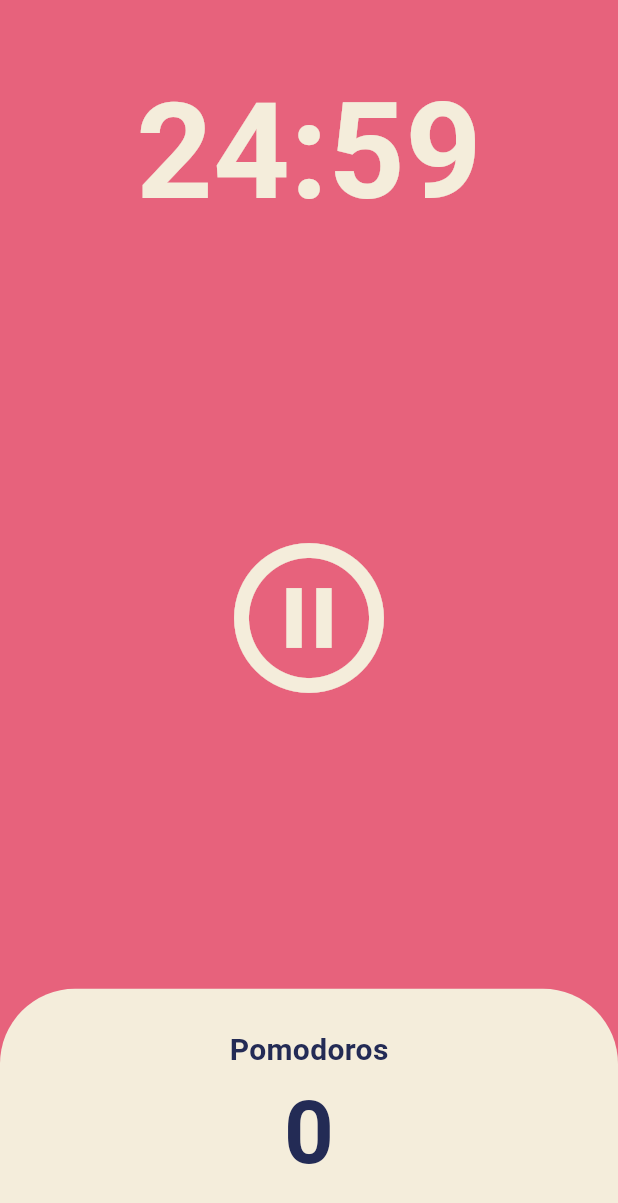
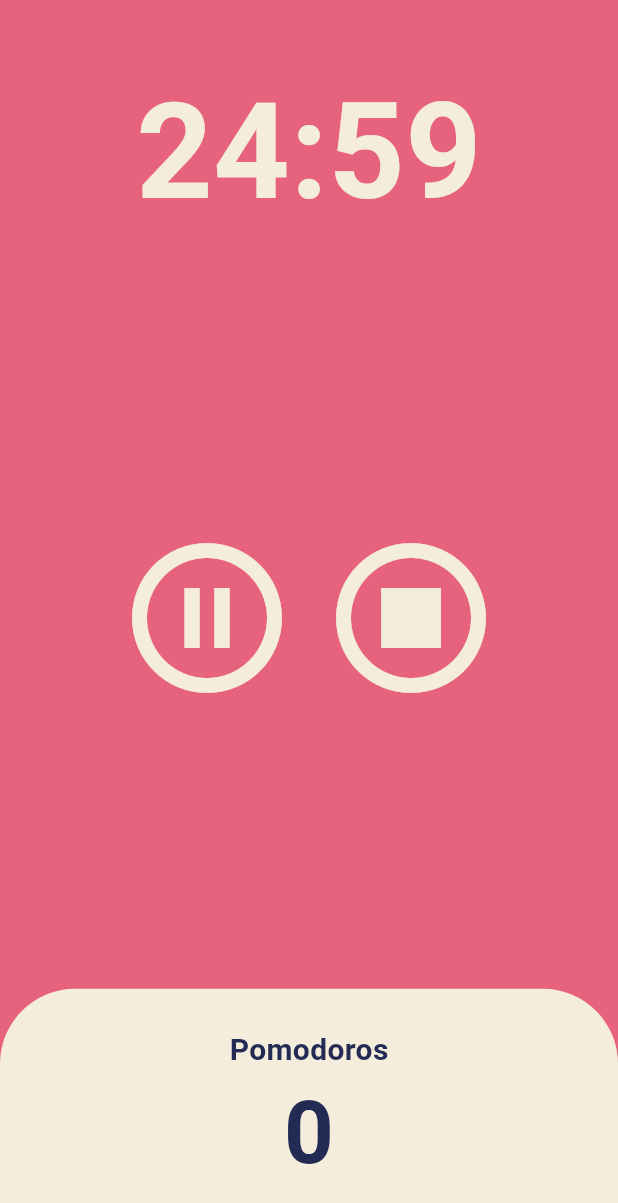
Before and after one commit to myFlutterClone/toonflix_pomo, a Flutter app: the screen it shows after launch, after a tap on the "play circle outline" icon, on a phone screen of 412 x 824 dp. Shown: the top 1203 px of the screen. Run offline on Flutter 3.47's test engine with Material 3 defaults, Android fonts, the phone set to English and light mode, and no system bars.

Commit message:
5.4 Code Challenge End

```diff
--- a/lib/screens/home_screen.dart
+++ b/lib/screens/home_screen.dart
@@ -44,6 +44,15 @@ class _HomeScreenState extends State<HomeScreen> {
     });
   }
 
+  void onStopPressed() {
+    setState(() {
+      //totalPomodoros = 0;
+      isRunning = false;
+      totalSeconds = twentyFiveMinutes;
+    });
+    timer.cancel();
+  }
+
   String format(int seconds) {
     var duration = Duration(seconds: seconds);
     return duration.toString().split(".").first.substring(2, 7);
@@ -72,13 +81,25 @@ class _HomeScreenState extends State<HomeScreen> {
           Flexible(
             flex: 3,
             child: Center(
-              child: IconButton(
+              child: Row(
+                mainAxisAlignment: MainAxisAlignment.center,
+                children: [
+                  IconButton(
                     iconSize: 120,
                     color: Theme.of(context).cardColor,
                     onPressed: isRunning ? onPausePressed : onStartPressed,
                     icon: Icon(isRunning
                         ? Icons.pause_circle_outline
                         : Icons.play_circle_outline),
+                  ),
+                  if (isRunning)
+                    IconButton(
+                      iconSize: 120,
+                      color: Theme.of(context).cardColor,
+                      onPressed: onStopPressed,
+                      icon: const Icon(Icons.stop_circle_outlined),
+                    ),
+                ],
               ),
             ),
           ),
```
Lines whose indentation alone changed are shown as unchanged.
